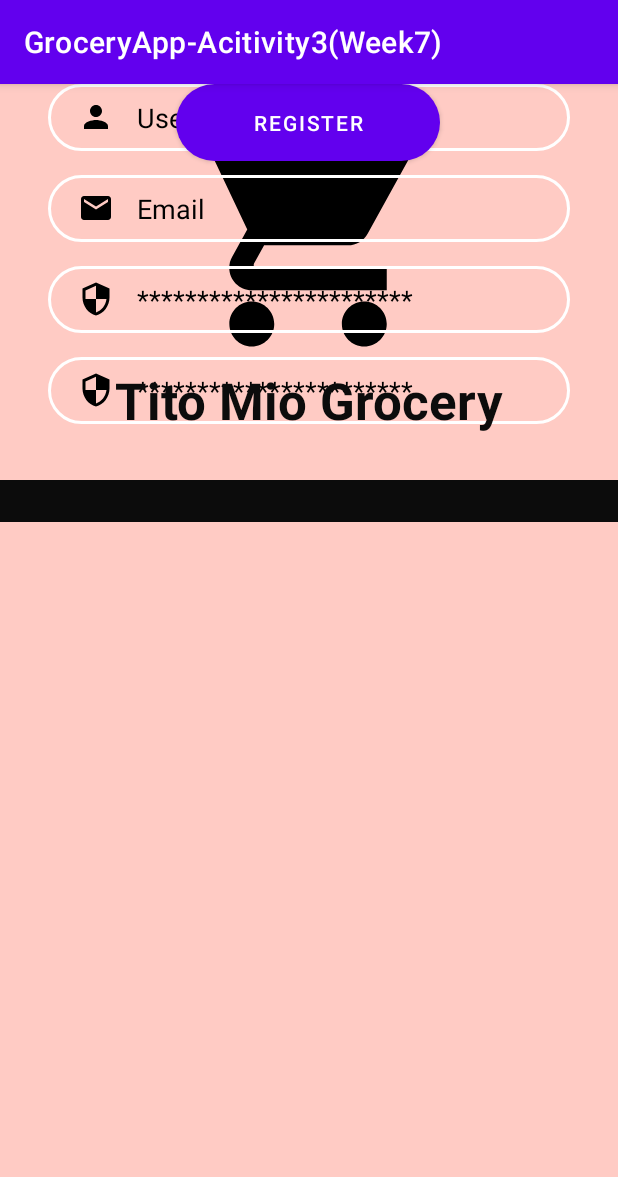
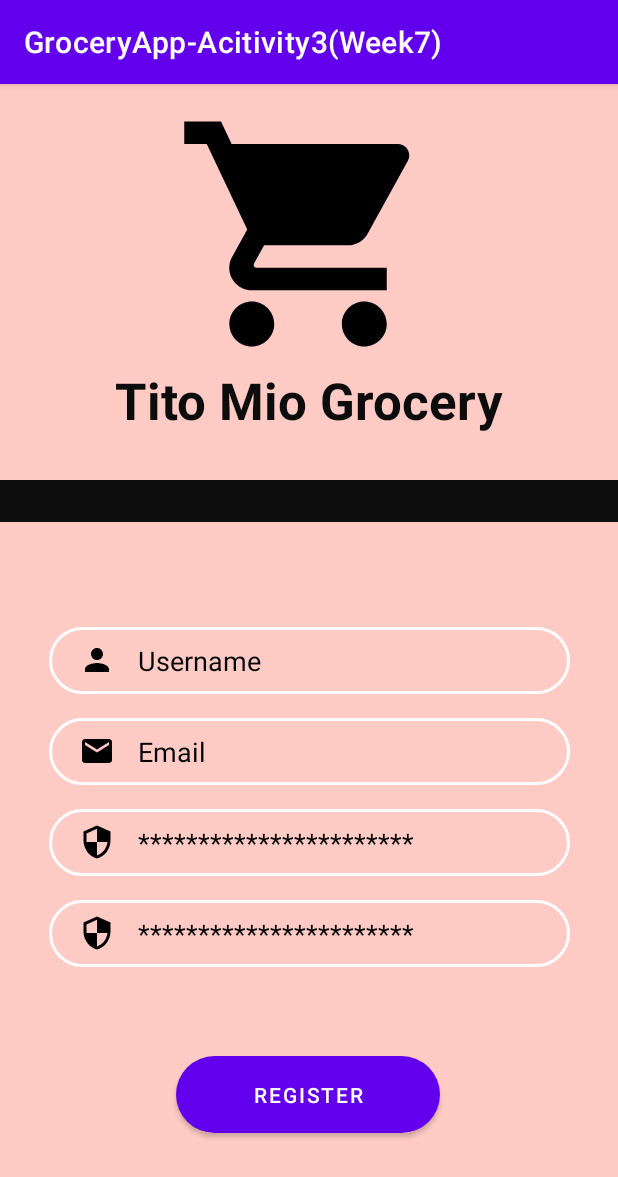
Before and after one commit to EMC1010/GroceryAppActivity3, an Android app: the RegisterActivity screen opened directly, with no data from a screen before it, on a phone screen of 412 x 824 dp. Shown: the top 1177 px of the screen. Run offline under Robolectric (Android 15) with nearby library versions, the phone set to English and light mode, and no system bars.

Commit message:
GroceryAppActivity3

```diff
--- a/app/src/main/res/layout/activity_register.xml
+++ b/app/src/main/res/layout/activity_register.xml
@@ -5,8 +5,7 @@
     android:layout_width="match_parent"
     android:layout_height="match_parent"
     android:background="#FFCBC4"
-    tools:context=".RegisterActivity"
-    >
+    tools:context=".RegisterActivity">
 
     <ImageView
         android:layout_width="180dp"
@@ -112,10 +111,8 @@
 
     <EditText
         android:id="@+id/inputUsername"
-        android:layout_width="0dp"
+        android:layout_width="347dp"
         android:layout_height="wrap_content"
-        android:layout_marginStart="32dp"
-        android:layout_marginEnd="32dp"
         android:background="@drawable/input_bg"
         android:drawableLeft="@drawable/ic_person"
         android:drawablePadding="15dp"
@@ -127,11 +124,11 @@
         android:paddingRight="10dp"
         android:paddingBottom="10dp"
         android:textColorHint="@color/black"
+        app:layout_constraintBottom_toBottomOf="parent"
         app:layout_constraintEnd_toEndOf="parent"
-        app:layout_constraintHorizontal_bias="1.0"
         app:layout_constraintStart_toStartOf="parent"
-        app:layout_constraintBottom_toBottomOf=""
-        app:layout_constraintTop_toTopOf=""
+        app:layout_constraintTop_toTopOf="parent"
+        tools:layout_editor_absoluteX="32dp"
         tools:layout_editor_absoluteY="318dp" />
 
     <Button
@@ -140,11 +137,11 @@
         android:layout_height="51dp"
         android:background="@drawable/btn_bg"
         android:text="Register"
-        app:layout_constraintEnd_toEndOf="@+id/inputConfirmPassword"
+        app:layout_constraintBottom_toBottomOf="parent"
+        app:layout_constraintEnd_toEndOf="parent"
         app:layout_constraintHorizontal_bias="0.497"
-        app:layout_constraintStart_toStartOf="@+id/inputConfirmPassword"
-        app:layout_constraintTop_toTopOf=""
-        app:layout_constraintBottom_toBottomOf=""
-        tools:layout_editor_absoluteY="597dp" />
+        app:layout_constraintStart_toStartOf="parent"
+        app:layout_constraintTop_toTopOf="parent"
+        app:layout_constraintVertical_bias="0.904" />
 
 </androidx.constraintlayout.widget.ConstraintLayout>
```
